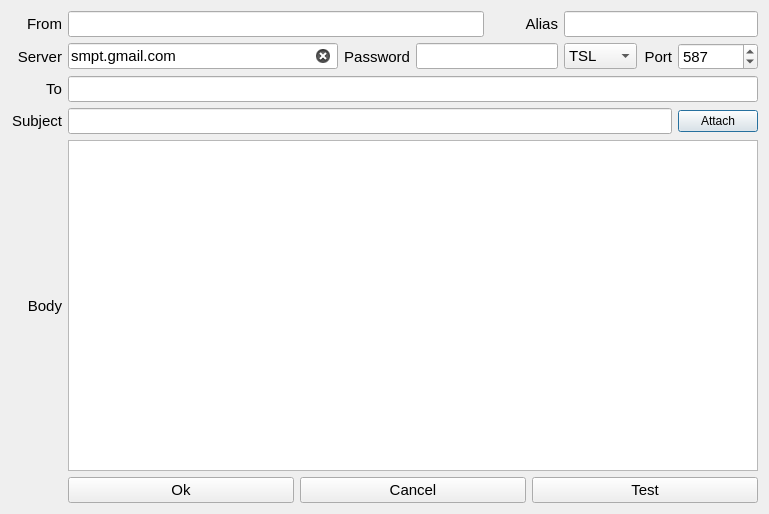
This is ui/mail.ui in Arg0s1080/pycket as Qt 5 draws it before an edit. The edited form follows.
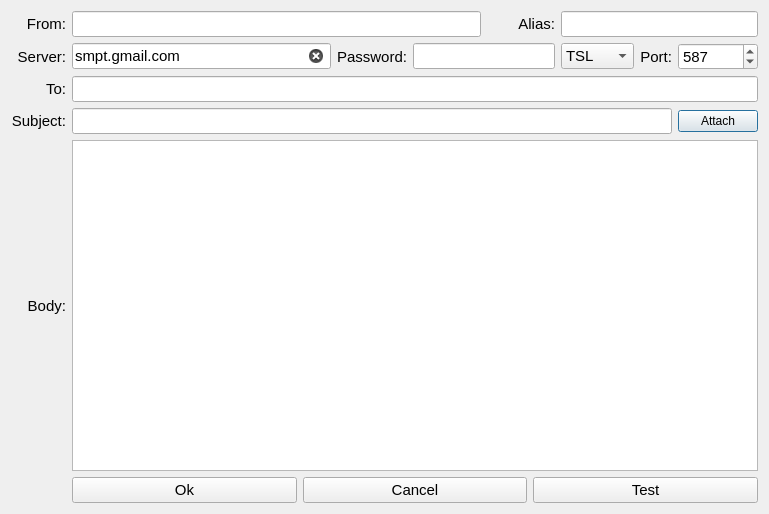
This is the edited form.

Diff of the .ui file:
```diff
--- a/ui/mail.ui
+++ b/ui/mail.ui
@@ -28,7 +28,7 @@
       <enum>Qt::LeftToRight</enum>
      </property>
      <property name="text">
-      <string>From</string>
+      <string>From:</string>
      </property>
      <property name="alignment">
       <set>Qt::AlignRight|Qt::AlignTrailing|Qt::AlignVCenter</set>
@@ -67,7 +67,7 @@
       <enum>Qt::LeftToRight</enum>
      </property>
      <property name="text">
-      <string>Alias</string>
+      <string>Alias:</string>
      </property>
      <property name="alignment">
       <set>Qt::AlignRight|Qt::AlignTrailing|Qt::AlignVCenter</set>
@@ -97,7 +97,7 @@
       <enum>Qt::LeftToRight</enum>
      </property>
      <property name="text">
-      <string>Server</string>
+      <string>Server:</string>
      </property>
      <property name="alignment">
       <set>Qt::AlignRight|Qt::AlignTrailing|Qt::AlignVCenter</set>
@@ -130,7 +130,7 @@
       <enum>Qt::LeftToRight</enum>
      </property>
      <property name="text">
-      <string>Password</string>
+      <string>Password:</string>
      </property>
      <property name="alignment">
       <set>Qt::AlignRight|Qt::AlignTrailing|Qt::AlignVCenter</set>
@@ -162,6 +162,9 @@
        <pointsize>11</pointsize>
       </font>
      </property>
+     <property name="currentText">
+      <string notr="true">TSL</string>
+     </property>
      <item>
       <property name="text">
        <string>TSL</string>
@@ -190,7 +193,7 @@
       <enum>Qt::LeftToRight</enum>
      </property>
      <property name="text">
-      <string>Port</string>
+      <string>Port:</string>
      </property>
      <property name="alignment">
       <set>Qt::AlignRight|Qt::AlignTrailing|Qt::AlignVCenter</set>
@@ -235,7 +238,7 @@
       <enum>Qt::LeftToRight</enum>
      </property>
      <property name="text">
-      <string>Subject</string>
+      <string>Subject:</string>
      </property>
      <property name="alignment">
       <set>Qt::AlignRight|Qt::AlignTrailing|Qt::AlignVCenter</set>
@@ -272,7 +275,7 @@
       <enum>Qt::LeftToRight</enum>
      </property>
      <property name="text">
-      <string>Body</string>
+      <string>Body:</string>
      </property>
      <property name="alignment">
       <set>Qt::AlignRight|Qt::AlignTrailing|Qt::AlignVCenter</set>
@@ -351,7 +354,7 @@
       <enum>Qt::LeftToRight</enum>
      </property>
      <property name="text">
-      <string>To</string>
+      <string>To:</string>
      </property>
      <property name="alignment">
       <set>Qt::AlignRight|Qt::AlignTrailing|Qt::AlignVCenter</set>
```
Left out of the diff: 6 changed lines with no effect on the pictures.
